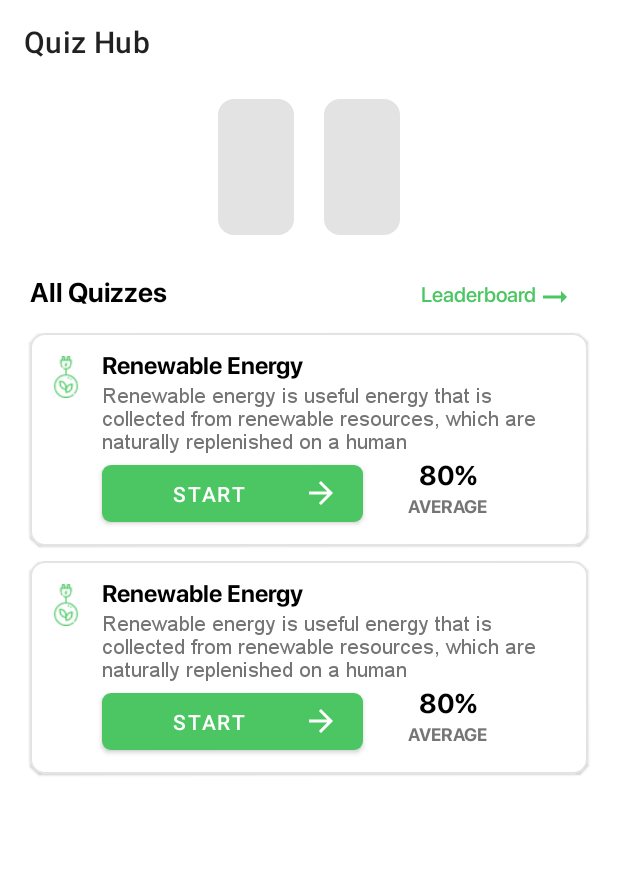
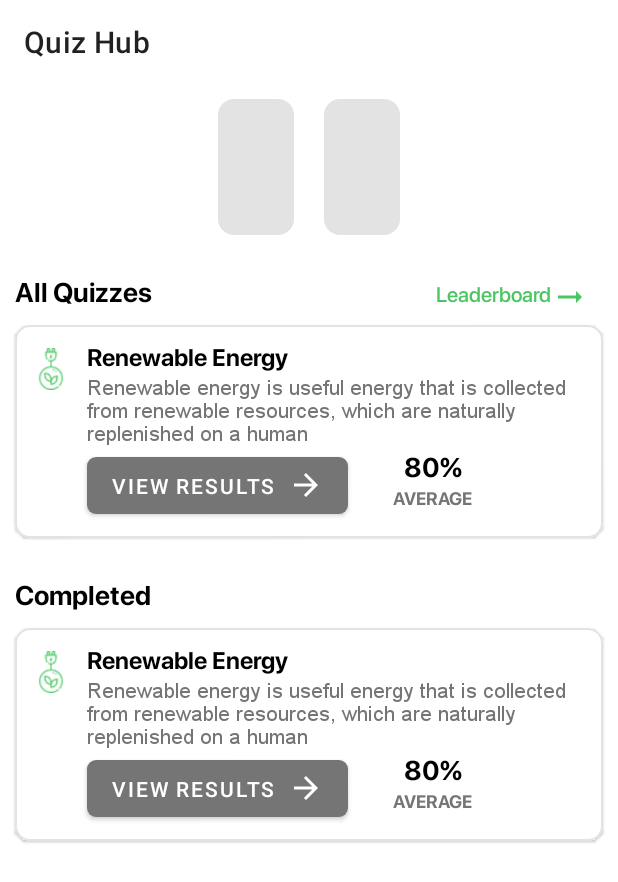
Before and after one commit to FitzAfful/PlasticDiary-Android, an Android app: the layout quiz_fragment.xml on its own in the app's theme, with its tools: preview values and no code run, on a phone screen of 412 x 824 dp. Shown: the top 882 px of the screen. Run offline under Robolectric (Android 15) with nearby library versions, the phone set to English and light mode, and no system bars; network calls fail.

Commit message:
Quiz layout

```diff
--- a/app/src/main/java/com/glivion/plasticdiary/view/fragment/HomeFragment.kt
+++ b/app/src/main/java/com/glivion/plasticdiary/view/fragment/HomeFragment.kt
@@ -101,9 +101,8 @@ class HomeFragment : Fragment(), HomePageCallback {
 
         viewModel.data.observe(viewLifecycleOwner, {
             binding.swipeRefresh.isRefreshing = false
+
             homeArrayList.clear()
-           // usageList.clear()
-            //usageList.addAll(it.usage!!)
             lastFiveUsagesList.clear()
             lastFiveUsagesList.addAll(it.usage!!.takeLast(5))
             // add featured
--- a/app/src/main/res/layout/quiz_fragment.xml
+++ b/app/src/main/res/layout/quiz_fragment.xml
@@ -42,9 +42,9 @@
         android:layout_width="match_parent"
         android:layout_height="wrap_content"
         android:layout_marginTop="15dp"
-        android:layout_marginHorizontal="20dp">
+        android:layout_marginHorizontal="10dp">
         <com.google.android.material.textview.MaterialTextView
-            android:id="@+id/article_title"
+            android:id="@+id/all_quizzes"
             android:layout_width="0dp"
             android:layout_weight="2"
             android:layout_height="wrap_content"
@@ -59,22 +59,33 @@
             android:layout_height="wrap_content"
             android:layout_marginHorizontal="10dp"
             android:drawableEnd="@drawable/ic_arrow_right_alt"
-            android:drawableTint="@color/heading_text_green"
+            app:drawableTint="@color/heading_text_green"
             android:fontFamily="@font/sf_pro_display_medium"
             android:text="Leaderboard"
             android:textColor="@color/heading_text_green" />
     </LinearLayout>
-        <include
-            android:layout_marginHorizontal="20dp"
+        <androidx.recyclerview.widget.RecyclerView
+            android:id="@+id/categories_recycler_view"
+            android:layout_width="match_parent"
+            tools:listitem="@layout/quiz_type_item_layout"
+            tools:itemCount="1"
+            android:layout_height="wrap_content"/>
+        <com.google.android.material.textview.MaterialTextView
             android:layout_marginTop="15dp"
-            layout="@layout/quiz_type_item_layout"
+            android:id="@+id/article_title"
+            android:layout_width="match_parent"
             android:layout_height="wrap_content"
-            android:layout_width="wrap_content" />
-        <include
-            android:layout_marginHorizontal="20dp"
-            android:layout_marginTop="10dp"
-            layout="@layout/quiz_type_item_layout"
-            android:layout_height="wrap_content"
-            android:layout_width="wrap_content" />
+            android:layout_marginHorizontal="10dp"
+            android:fontFamily="@font/sf_pro_display_bold"
+            android:lineHeight="21dp"
+            android:textColor="@color/text_black"
+            android:textSize="18sp"
+            android:text="Completed" />
+        <androidx.recyclerview.widget.RecyclerView
+            android:id="@+id/completed_recycler_view"
+            android:layout_width="match_parent"
+            tools:listitem="@layout/quiz_type_item_layout"
+            tools:itemCount="1"
+            android:layout_height="wrap_content"/>
     </LinearLayout>
 </layout>
--- a/app/src/main/res/layout/quiz_type_item_layout.xml
+++ b/app/src/main/res/layout/quiz_type_item_layout.xml
@@ -6,12 +6,8 @@
     <data>
 
         <variable
-            name="title"
-            type="String" />
-
-        <variable
-            name="description"
-            type="String" />
+            name="category"
+            type="com.glivion.plasticdiary.model.quiz.Category" />
     </data>
 
     <com.google.android.material.card.MaterialCardView
@@ -33,7 +29,8 @@
                 android:layout_height="28dp"
                 android:layout_alignParentStart="true"
                 android:layout_marginTop="5dp"
-                android:src="@drawable/energy" />
+                app:set_cover_image="@{category.icon}"
+                tools:src="@drawable/energy" />
 
             <com.google.android.material.textview.MaterialTextView
                 android:id="@+id/title"
@@ -43,7 +40,8 @@
                 android:layout_toEndOf="@+id/icon"
                 android:fontFamily="@font/sf_pro_display_bold"
                 android:lineHeight="19dp"
-                android:text="Renewable Energy"
+                tools:text="Renewable Energy"
+                android:text="@{category.name}"
                 android:textColor="@color/text_black"
                 android:textSize="16sp" />
 
@@ -55,7 +53,8 @@
                 android:layout_marginHorizontal="10dp"
                 android:layout_toEndOf="@+id/icon"
                 android:fontFamily="@font/arial"
-                android:text="@string/renewable_energy"
+                android:text="@{category.description}"
+                tools:text="@string/renewable_energy"
                 android:textColor="@color/text_grey_50" />
 
             <com.google.android.material.button.MaterialButton
@@ -69,6 +68,23 @@
                 android:textColor="@color/white"
                 app:backgroundTint="@color/heading_text_green"
                 app:cornerRadius="6dp"
+                tools:visibility="gone"
+                app:icon="@drawable/ic_arrow_forward"
+                app:iconGravity="end"
+                app:iconTint="@color/white" />
+            <com.google.android.material.button.MaterialButton
+                android:id="@+id/view_results"
+                android:layout_width="174dp"
+                android:layout_height="50dp"
+                android:layout_below="@+id/description"
+                android:layout_marginStart="10dp"
+                android:layout_toEndOf="@+id/icon"
+                android:text="view results"
+                android:textColor="@color/white"
+                app:backgroundTint="@color/text_grey_50"
+                tools:visibility="visible"
+                android:visibility="gone"
+                app:cornerRadius="6dp"
                 app:icon="@drawable/ic_arrow_forward"
                 app:iconGravity="end"
                 app:iconTint="@color/white" />
@@ -77,7 +93,7 @@
                 android:orientation="vertical"
                 android:layout_width="wrap_content"
                 android:layout_height="wrap_content"
-                android:layout_toEndOf="@+id/start"
+                android:layout_toEndOf="@+id/view_results"
                 android:layout_below="@+id/description"
                 android:layout_marginStart="20dp"
                 >
```
Also changed, not shown: app/src/main/java/com/glivion/plasticdiary/model/quiz/BaseQuizObject.kt (added, +12 -0 lines), app/src/main/java/com/glivion/plasticdiary/model/quiz/Category.kt (added, +8 -0 lines), app/src/main/java/com/glivion/plasticdiary/model/quiz/Completed.kt (added, +7 -0 lines), app/src/main/java/com/glivion/plasticdiary/model/quiz/QuizzesTaken.kt (added, +9 -0 lines), app/src/main/java/com/glivion/plasticdiary/view/adapter/quiz/QuizPageAdapter.kt (added, +76 -0 lines), app/src/main/java/com/glivion/plasticdiary/view/fragment/QuizFragment.kt (+34 -1 lines).
